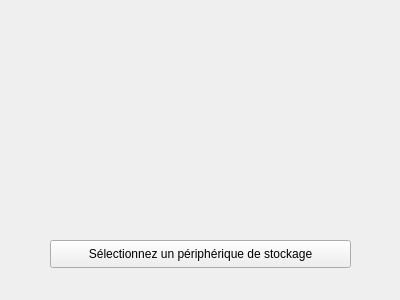
This is Application_PC/qt/USBDataExtractor/mainwindow.ui in TennyKs/DevArtEtoka as Qt 5 draws it before an edit. The edited form follows.
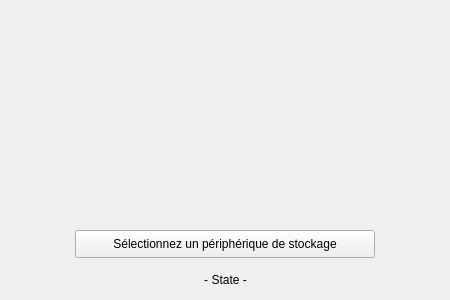
This is the edited form. Icons and pictures are not drawn.

```diff
--- a/Application_PC/qt/USBDataExtractor/mainwindow.ui
+++ b/Application_PC/qt/USBDataExtractor/mainwindow.ui
@@ -6,14 +6,20 @@
    <rect>
     <x>0</x>
     <y>0</y>
-    <width>400</width>
+    <width>450</width>
     <height>300</height>
    </rect>
   </property>
   <property name="minimumSize">
    <size>
-    <width>200</width>
-    <height>200</height>
+    <width>450</width>
+    <height>300</height>
+   </size>
+  </property>
+  <property name="maximumSize">
+   <size>
+    <width>450</width>
+    <height>300</height>
    </size>
   </property>
   <property name="windowTitle">
@@ -23,9 +29,9 @@
    <widget class="QPushButton" name="pushButton">
     <property name="geometry">
      <rect>
-      <x>50</x>
-      <y>240</y>
-      <width>301</width>
+      <x>75</x>
+      <y>230</y>
+      <width>300</width>
       <height>28</height>
      </rect>
     </property>
@@ -33,12 +39,12 @@
      <string>Sélectionnez un périphérique de stockage</string>
     </property>
    </widget>
-   <widget class="QLabel" name="label">
+   <widget class="QLabel" name="imageLabel">
     <property name="geometry">
      <rect>
       <x>0</x>
       <y>50</y>
-      <width>401</width>
+      <width>451</width>
       <height>141</height>
      </rect>
     </property>
@@ -46,7 +52,42 @@
      <string/>
     </property>
     <property name="pixmap">
-     <pixmap>../../../../../../Téléchargements/devart.png</pixmap>
+     <pixmap>devart.png</pixmap>
+    </property>
+    <property name="scaledContents">
+     <bool>true</bool>
+    </property>
+   </widget>
+   <widget class="QLabel" name="stateLabel">
+    <property name="geometry">
+     <rect>
+      <x>0</x>
+      <y>270</y>
+      <width>451</width>
+      <height>20</height>
+     </rect>
+    </property>
+    <property name="text">
+     <string>- State -</string>
+    </property>
+    <property name="alignment">
+     <set>Qt::AlignCenter</set>
+    </property>
+   </widget>
+   <widget class="QLabel" name="label">
+    <property name="geometry">
+     <rect>
+      <x>387</x>
+      <y>234</y>
+      <width>41</width>
+      <height>20</height>
+     </rect>
+    </property>
+    <property name="text">
+     <string/>
+    </property>
+    <property name="pixmap">
+     <pixmap>logo-usb.png</pixmap>
     </property>
     <property name="scaledContents">
      <bool>true</bool>
```
